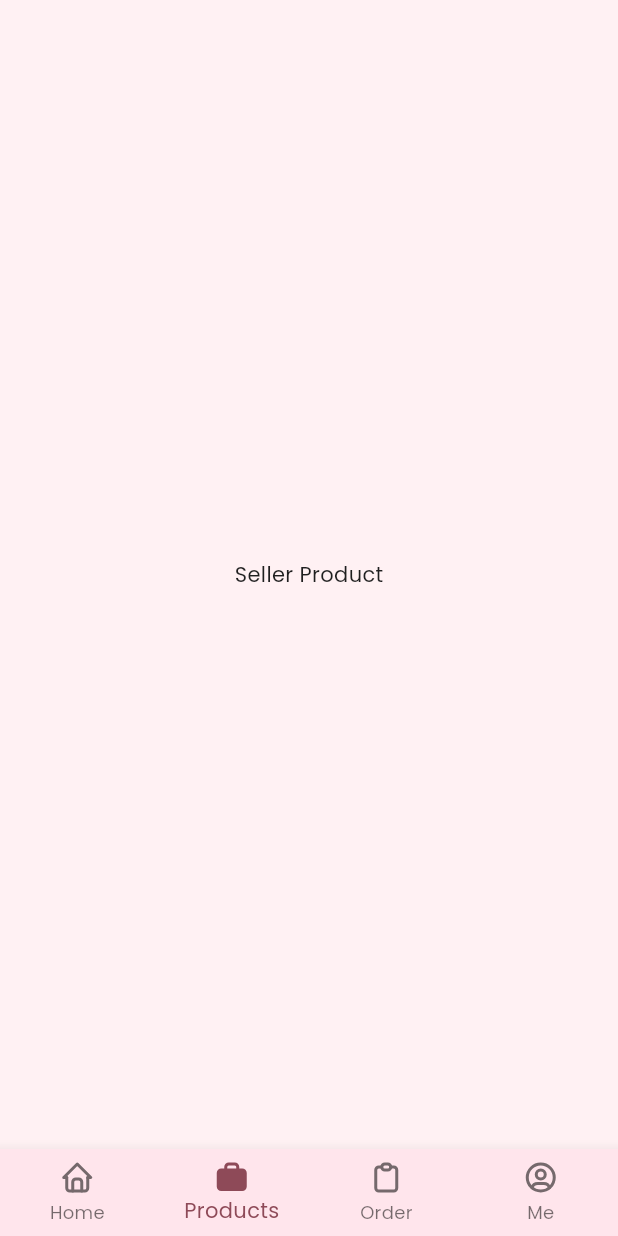
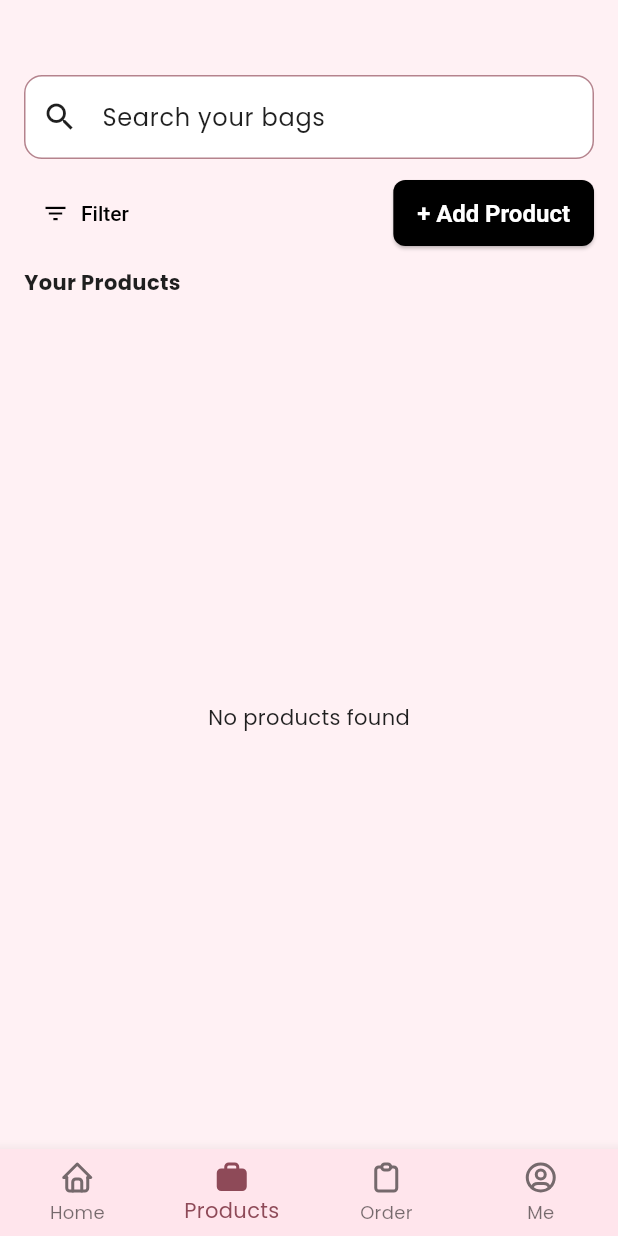
Before and after one commit to adamimrn22/MAP_Flutter_Project_Wanderers, a Flutter app: the SellerProductScreen screen opened by its route, on a phone screen of 412 x 824 dp. Run offline on Flutter 3.47's test engine with Material 3 defaults, Android fonts, the phone set to English and light mode, and no system bars; our stand-ins replace cloud_firestore, firebase_auth, firebase_core, flutter_tabler_icons, go_router, google_fonts and 2 more; accounts and stored records are empty.

Commit message:
added seller add product bag

```diff
--- a/lib/routing/router.dart
+++ b/lib/routing/router.dart
@@ -28,6 +28,8 @@ import 'package:mycrochetbag/ui/customer/widgets/customer_main_screen.dart';
 import 'package:mycrochetbag/ui/seller/widget/seller_main_screen.dart';
 import 'package:mycrochetbag/ui/customer/customer_profile/customer_profile_screen.dart';
 import 'package:mycrochetbag/ui/admin/widgets/admin_profile_screen.dart';
+import 'package:mycrochetbag/ui/seller/seller_manage_bag/seller_add_bag/widget/seller_addbag_screen.dart';
+
 
 final _rootNavigatorKey = GlobalKey<NavigatorState>();
 
@@ -167,6 +169,11 @@ GoRouter router(AuthServices authServices) => GoRouter(
           path: Routes.sellerProfile, // /seller/profile
           builder: (context, state) => const SellerProfileScreen(),
         ),
+        GoRoute(
+          path: Routes.sellerAddBag, // '/seller/add-bag'
+          builder: (context, state) => AddProductPage(),
+        ),
+
       ],
     ),
     // GoRoute(
--- a/lib/routing/routes.dart
+++ b/lib/routing/routes.dart
@@ -18,6 +18,8 @@ abstract final class Routes {
   static const sellerProfile = '/seller/profile';
   static const sellerProduct = '/seller/products';
   static const sellerOrders = '/seller/orders';
+  static const sellerAddBag = '/seller/add-bag';
+
 
   // Admin Route
   static const adminHome = '/admin/home';
--- /dev/null
+++ b/lib/ui/seller/seller_product/view_model/seller_product_view_model.dart
@@ -0,0 +1,7 @@
+import 'package:cloud_firestore/cloud_firestore.dart';
+
+class SellerProductViewModel {
+  Stream<QuerySnapshot> getProductsStream() {
+    return FirebaseFirestore.instance.collection('products').snapshots();
+  }
+}
--- a/lib/ui/seller/seller_product/widget/seller_product_screen.dart
+++ b/lib/ui/seller/seller_product/widget/seller_product_screen.dart
@@ -1,15 +1,135 @@
 import 'package:flutter/material.dart';
+import 'package:go_router/go_router.dart';
+import 'package:mycrochetbag/routing/routes.dart';
+import 'package:mycrochetbag/ui/seller/seller_product/view_model/seller_product_view_model.dart';
 
-class SellerProductScreen extends StatefulWidget {
+class SellerProductScreen extends StatelessWidget {
   const SellerProductScreen({super.key});
 
   @override
-  State<SellerProductScreen> createState() => _SellerProductScreenState();
-}
+  Widget build(BuildContext context) {
+    final viewModel = SellerProductViewModel();
 
-class _SellerProductScreenState extends State<SellerProductScreen> {
-  @override
-  Widget build(BuildContext context) {
-    return Scaffold(body: Center(child: Text("Seller Product")));
+    return Scaffold(
+      backgroundColor: const Color(0xFFFFF1F4),
+      body: Padding(
+        padding: const EdgeInsets.fromLTRB(16, 50, 16, 16),
+        child: Column(
+          crossAxisAlignment: CrossAxisAlignment.start,
+          children: [
+            // Search bar
+            TextField(
+              decoration: InputDecoration(
+                hintText: 'Search your bags',
+                filled: true,
+                fillColor: Colors.white,
+                prefixIcon: const Icon(Icons.search),
+                border: OutlineInputBorder(
+                  borderRadius: BorderRadius.circular(12),
+                ),
+              ),
+            ),
+            const SizedBox(height: 12),
+
+            // Filter + Add
+            Row(
+              mainAxisAlignment: MainAxisAlignment.spaceBetween,
+              children: [
+                TextButton.icon(
+                  onPressed: () {
+                    // TODO: Implement filter
+                  },
+                  icon: const Icon(Icons.filter_list, color: Colors.black),
+                  label: const Text('Filter', style: TextStyle(color: Colors.black)),
+                ),
+                ElevatedButton(
+                  onPressed: () {
+                    context.push(Routes.sellerAddBag);
+                  },
+                  style: ElevatedButton.styleFrom(
+                    backgroundColor: Colors.black,
+                    padding: const EdgeInsets.symmetric(horizontal: 16, vertical: 10),
+                    shape: RoundedRectangleBorder(
+                      borderRadius: BorderRadius.circular(8),
+                    ),
+                  ),
+                  child: const Text('+ Add Product', style: TextStyle(color: Colors.white)),
+                ),
+              ],
+            ),
+            const SizedBox(height: 12),
+
+            const Text('Your Products', style: TextStyle(fontWeight: FontWeight.bold)),
+            const SizedBox(height: 8),
+
+            Expanded(
+              child: StreamBuilder(
+                stream: viewModel.getProductsStream(),
+                builder: (context, snapshot) {
+                  if (snapshot.connectionState == ConnectionState.waiting) {
+                    return const Center(child: CircularProgressIndicator());
+                  }
+
+                  if (!snapshot.hasData || snapshot.data!.docs.isEmpty) {
+                    return const Center(child: Text("No products found"));
+                  }
+
+                  final products = snapshot.data!.docs;
+
+                  return ListView.separated(
+                    itemCount: products.length,
+                    separatorBuilder: (_, __) => const SizedBox(height: 16),
+                    itemBuilder: (context, index) {
+                      final data = products[index].data() as Map<String, dynamic>;
+
+                      return InkWell(
+                        onTap: () {
+                          Navigator.pushNamed(context, '/editProduct', arguments: data);
+                        },
+                        child: Row(
+                          children: [
+                            ClipRRect(
+                              borderRadius: BorderRadius.circular(10),
+                              child: data['images'] != null && data['images'].isNotEmpty
+                                  ? Image.network(
+                                      data['images'][0],
+                                      width: 80,
+                                      height: 80,
+                                      fit: BoxFit.cover,
+                                    )
+                                  : Container(
+                                      width: 80,
+                                      height: 80,
+                                      color: Colors.grey[300],
+                                      child: const Icon(Icons.image, color: Colors.white),
+                                    ),
+                            ),
+                            const SizedBox(width: 12),
+                            Column(
+                              crossAxisAlignment: CrossAxisAlignment.start,
+                              children: [
+                                Text(
+                                  data['name'] ?? 'No Name',
+                                  style: const TextStyle(fontWeight: FontWeight.bold, fontSize: 16),
+                                ),
+                                const SizedBox(height: 4),
+                                Text('Stock: ${data['stock'] ?? '-'}'),
+                                const SizedBox(height: 4),
+                                Text('RM ${data['price'] ?? '-'}',
+                                    style: const TextStyle(color: Colors.blue)),
+                              ],
+                            ),
+                          ],
+                        ),
+                      );
+                    },
+                  );
+                },
+              ),
+            ),
+          ],
+        ),
+      ),
+    );
   }
 }
--- a/pubspec.yaml
+++ b/pubspec.yaml
@@ -17,6 +17,8 @@ dependencies:
   provider: ^6.1.5
   google_fonts: ^6.2.1
   flutter_tabler_icons: ^1.43.0
+  image_picker: ^1.0.4
+  supabase_flutter: ^1.10.17
 
 dev_dependencies:
   flutter_test:
@@ -27,3 +29,7 @@ flutter:
   uses-material-design: true
   assets:
     - assets/
+
+dependency_overrides:
+  sign_in_with_apple:
+    path: ../sign_in_with_apple_stub
```
Also changed, not shown: lib/firebase_services.dart (added, +78 -0 lines), lib/main.dart (+7 -0 lines), lib/supabase_service.dart (added, +26 -0 lines), lib/ui/seller/seller_manage_bag/seller_add_bag/view_model/seller_addbag_view_model.dart (added, +66 -0 lines), lib/ui/seller/seller_manage_bag/seller_add_bag/widget/seller_addbag_screen.dart (added, +154 -0 lines), pubspec.lock, 5 other files.
